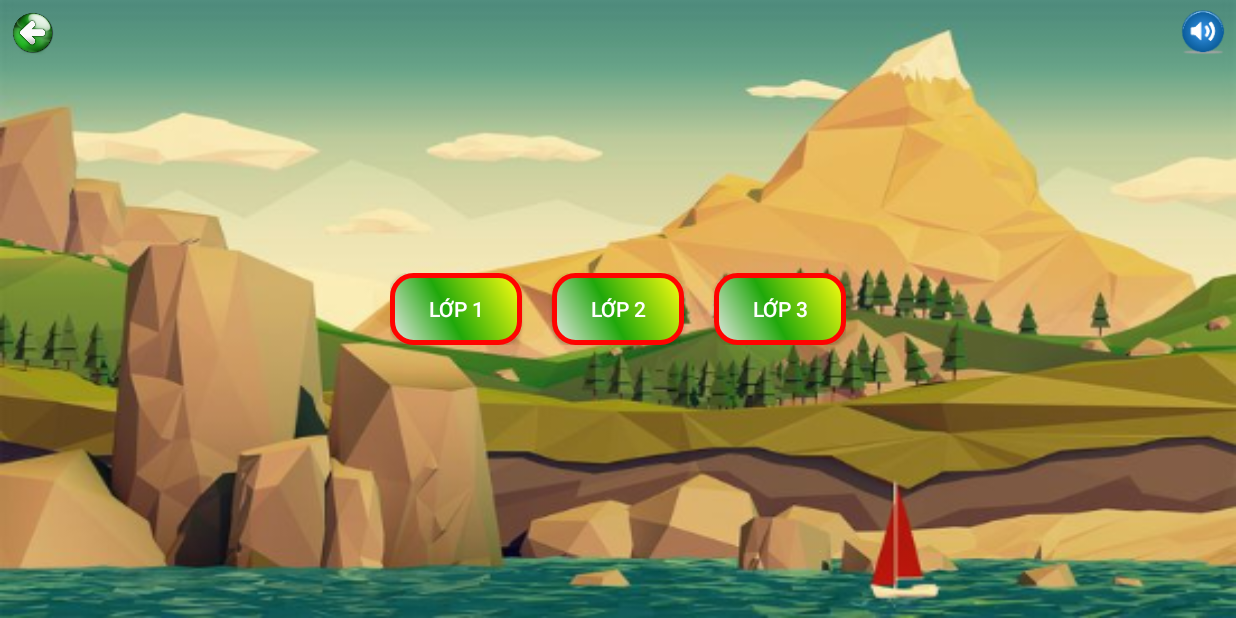
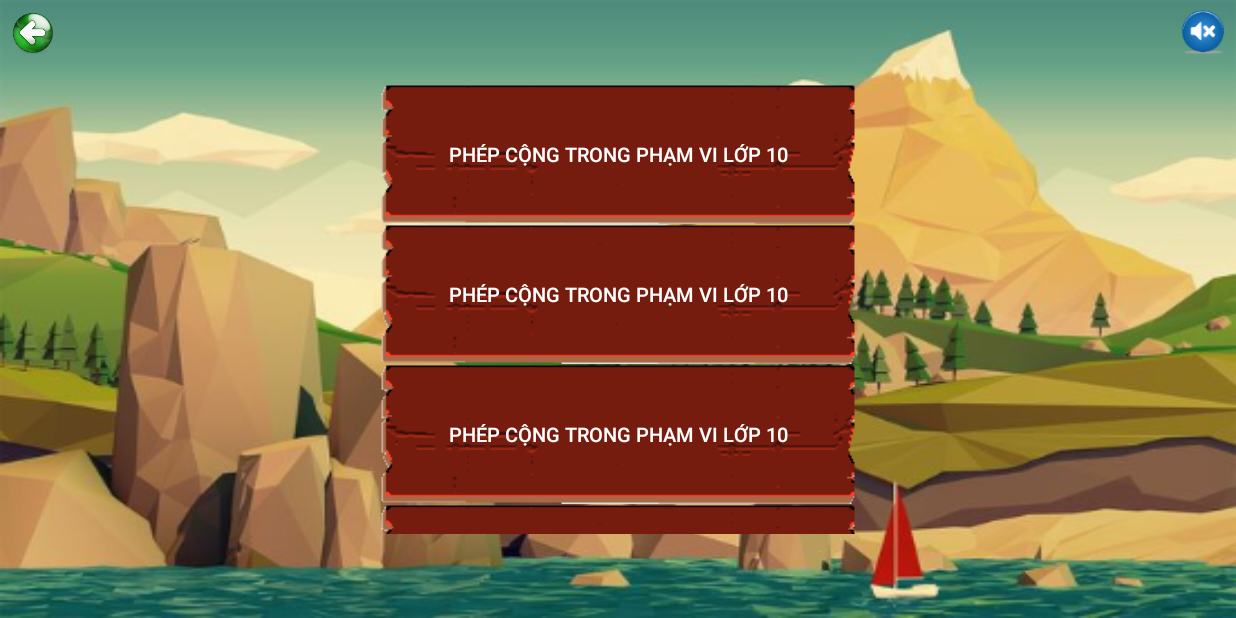
Before and after one commit to takama123/DoAnTN-Android, an Android app: the SelectClassActivity screen opened directly, with no data from a screen before it, after a tap on "LỚP 1", on a phone screen of 824 x 412 dp (held sideways). Run offline under Robolectric (Android 15) with nearby library versions, the phone set to English and light mode, and no system bars.

Commit message:
Merge remote-tracking branch 'origin/master'
# Conflicts:
#	a.txt

```diff
--- a/DoAnTN/app/build.gradle
+++ b/DoAnTN/app/build.gradle
@@ -28,5 +28,6 @@ dependencies {
     compile 'pl.droidsonroids.gif:android-gif-drawable:1.2.6'
     compile 'com.android.support:support-v4:25.1.1'
     compile 'com.android.support:recyclerview-v7:25.1.1'
+    compile 'com.android.support:design:25.1.1'
     testCompile 'junit:junit:4.12'
 }
--- /dev/null
+++ b/DoAnTN/app/src/main/java/com/example/computer/doantn/GameLevelAdapter.java
@@ -0,0 +1,76 @@
+package com.example.computer.doantn;
+
+import android.content.Context;
+import android.content.Intent;
+import android.support.v7.widget.RecyclerView;
+import android.view.LayoutInflater;
+import android.view.View;
+import android.view.ViewGroup;
+import android.widget.Button;
+
+import com.example.computer.doantn.bean.GameLevelBean;
+
+import java.util.ArrayList;
+
+/**
+ * Created by Computer on 5/1/2017.
+ */
+
+public class GameLevelAdapter extends RecyclerView.Adapter<GameLevelAdapter.GameLevelViewHolder>{
+
+    private ArrayList<GameLevelBean> mListData;
+    private Context mContext;
+    private LayoutInflater mLayoutInflater;
+    private CallBack callBack;
+
+    public GameLevelAdapter(Context context, ArrayList<GameLevelBean> listData){
+        this.mContext = context;
+        this.mListData = listData;
+        this.mLayoutInflater = LayoutInflater.from(context);
+
+    }
+
+    public void setCallBack(CallBack callBack) {
+        this.callBack = callBack;
+    }
+
+    @Override
+    public GameLevelViewHolder onCreateViewHolder(ViewGroup parent, int viewType) {
+        View itemView = mLayoutInflater.inflate(R.layout.item_list_level, parent, false);
+        return new GameLevelViewHolder(itemView);
+    }
+
+    @Override
+    public void onBindViewHolder(GameLevelViewHolder holder, int position) {
+        GameLevelBean gameLevel = mListData.get(position);
+
+        holder.mButton.setText(gameLevel.getLevel_name());
+
+    }
+
+    @Override
+    public int getItemCount() {
+        return mListData.size();
+    }
+
+    class GameLevelViewHolder extends RecyclerView.ViewHolder{
+
+        private Button mButton;
+
+        public GameLevelViewHolder(View itemView) {
+            super(itemView);
+            mButton = (Button) itemView.findViewById(R.id.imgBtnItemListLevel);
+
+            mButton.setOnClickListener(new View.OnClickListener() {
+                @Override
+                public void onClick(View v) {
+                    callBack.onItemClick(getLayoutPosition());
+                }
+            });
+        }
+    }
+
+    interface CallBack{
+        void onItemClick(int position);
+    }
+}
--- a/DoAnTN/app/src/main/java/com/example/computer/doantn/SelectClassActivity.java
+++ b/DoAnTN/app/src/main/java/com/example/computer/doantn/SelectClassActivity.java
@@ -1,13 +1,18 @@
 package com.example.computer.doantn;
 
 import android.content.ClipData;
+import android.content.Context;
+import android.content.Intent;
 import android.graphics.Rect;
+import android.media.MediaPlayer;
 import android.os.Bundle;
 import android.support.v7.app.AppCompatActivity;
 import android.util.Log;
 import android.view.MotionEvent;
 import android.view.View;
 import android.view.ViewGroup;
+import android.view.Window;
+import android.view.WindowManager;
 import android.widget.Button;
 import android.widget.ImageView;
 import android.widget.RelativeLayout;
@@ -21,11 +26,19 @@ public class SelectClassActivity extends AppCompatActivity implements View.OnCli
     private Button btnLop2;
     private Button btnLop3;
     private ImageView btnBack;
-    private ImageView btnSound;
+    private Button btnSound;
+
+    MediaPlayer mp = null;
 
     @Override
     protected void onCreate(Bundle savedInstanceState) {
         super.onCreate(savedInstanceState);
+
+        // remove title
+        requestWindowFeature(Window.FEATURE_NO_TITLE);
+        getWindow().setFlags(WindowManager.LayoutParams.FLAG_FULLSCREEN,
+                WindowManager.LayoutParams.FLAG_FULLSCREEN);
+        //end remove title
         setContentView(R.layout.chon_lop);
 
         setWidgets();
@@ -33,7 +46,7 @@ public class SelectClassActivity extends AppCompatActivity implements View.OnCli
 
     private void setWidgets() {
         btnBack = (ImageView) findViewById(R.id.btnBack);
-        btnSound = (ImageView) findViewById(R.id.btnBack);
+        btnSound =(Button) findViewById(R.id.btnSound);
         btnLop1 = (Button) findViewById(R.id.btnLop1);
         btnLop2 = (Button) findViewById(R.id.btnLop2);
         btnLop3 = (Button) findViewById(R.id.btnLop3);
@@ -48,24 +61,49 @@ public class SelectClassActivity extends AppCompatActivity implements View.OnCli
     @Override
     public void onClick(View v) {
         int idView = v.getId();
+        Intent itent = new Intent(SelectClassActivity.this, SelectLevelGameActivity.class);
         switch (idView){
             case R.id.btnBack:
-
-                Log.d("click:","btnBack");
+                finish();
                 break;
             case R.id.btnSound:
+                changeStatusVolume(btnSound);
                 Log.d("click:","btnSound");
                 break;
             case R.id.btnLop1:
-                Log.d("click:","btnLop1");
+                itent.putExtra("class","lơp1");
+                startActivity(itent);
                 break;
             case R.id.btnLop2:
-                Log.d("click:","btnLop2");
+                itent.putExtra("class","lơp1");
+                startActivity(itent);
                 break;
             case R.id.btnLop3:
-                Log.d("click:","btnLop3");
+                itent.putExtra("class","lơp1");
+                startActivity(itent);
                 break;
 
         }
     }
+
+    private void changeStatusVolume(Button view) {
+        if (view.getText().equals("On")) {
+            // open volume
+            mp.setVolume(1, 1);
+            view.setBackgroundResource(R.mipmap.sound_on_icon);
+            view.setText("Off");
+        } else {
+            if (view.getText().equals("Off")) {
+                //mute volume
+                mp.setVolume(0, 0);
+                view.setBackgroundResource(R.mipmap.sound_off_icon);
+                view.setText("On");
+            }
+        }
+    }
+    private void playMusic(int idMusic) {
+        mp = MediaPlayer.create(this, idMusic);
+        // mp.start();
+        mp.setVolume(1, 1);
+    }
 }
--- /dev/null
+++ b/DoAnTN/app/src/main/java/com/example/computer/doantn/SelectLevelGameActivity.java
@@ -0,0 +1,123 @@
+package com.example.computer.doantn;
+
+import android.content.Context;
+import android.content.Intent;
+import android.os.Bundle;
+import android.os.Parcelable;
+import android.support.annotation.Nullable;
+import android.support.v7.app.AppCompatActivity;
+import android.support.v7.widget.LinearLayoutManager;
+import android.support.v7.widget.RecyclerView;
+import android.util.Log;
+import android.view.View;
+import android.view.Window;
+import android.view.WindowManager;
+import android.widget.Button;
+import android.widget.ImageButton;
+import android.widget.ImageView;
+import android.widget.LinearLayout;
+
+import com.example.computer.doantn.bean.GameLevelBean;
+
+import java.util.ArrayList;
+
+/**
+ * Created by Computer on 5/1/2017.
+ */
+
+public class SelectLevelGameActivity extends AppCompatActivity implements View.OnClickListener, GameLevelAdapter.CallBack{
+
+    Button btnSound;
+    ImageButton btnBack;
+    RecyclerView recViewListLevel;
+    ArrayList<GameLevelBean> listLevel;
+    GameLevelAdapter gameLevelAdapter;
+
+    @Override
+    protected void onCreate(@Nullable Bundle savedInstanceState) {
+        super.onCreate(savedInstanceState);
+
+        // remove title
+        requestWindowFeature(Window.FEATURE_NO_TITLE);
+        getWindow().setFlags(WindowManager.LayoutParams.FLAG_FULLSCREEN,
+                WindowManager.LayoutParams.FLAG_FULLSCREEN);
+        // end remove title
+        setContentView(R.layout.list_level_lop);
+
+        setWidgets(this);
+    }
+
+    private void setWidgets(Context context) {
+        btnBack = (ImageButton) findViewById(R.id.btnBack);
+        btnSound =(Button) findViewById(R.id.btnSound);
+        recViewListLevel = (RecyclerView) findViewById(R.id.recViewListLevel);
+
+        // get name of class
+        String nameClass = getNameClass(getIntent());
+
+        //get list level of class
+        this.listLevel = getLevelClass(nameClass);
+
+        //set listView
+        setListLevelClass();
+    }
+
+    private void setListLevelClass() {
+        Log.d("Lop:","" +this.listLevel.size());
+        gameLevelAdapter = new GameLevelAdapter(this,this.listLevel);
+        recViewListLevel.setAdapter(gameLevelAdapter);
+        gameLevelAdapter.setCallBack(this);
+
+        LinearLayoutManager linearLayoutManager = new LinearLayoutManager(this, LinearLayoutManager.VERTICAL, false);
+        recViewListLevel.setLayoutManager(linearLayoutManager);
+    }
+
+    private String getNameClass(Intent intent) {
+        return intent.getStringExtra("class");
+
+    }
+
+    private ArrayList<GameLevelBean> getLevelClass(String nameClass){
+        ArrayList<GameLevelBean> listLevelOfClass = new ArrayList<>();
+        switch (nameClass){
+            case "lop1":
+                listLevelOfClass = readFile("lop1");
+                break;
+            case "lop2":
+                listLevelOfClass = readFile("lop1");
+                break;
+            case "lop3":
+                listLevelOfClass = readFile("lop1");
+                break;
+            default:
+                listLevelOfClass = readFile("lop1");
+                break;
+        }
+
+        return listLevelOfClass;
+    }
+
+    private ArrayList<GameLevelBean> readFile(String lop1) {
+        ArrayList<GameLevelBean> listLevelOfClass = new ArrayList<>();
+        listLevelOfClass.add(new GameLevelBean("lop1", 1, "phép cộng trong phạm vi lớp 10"));
+        listLevelOfClass.add(new GameLevelBean("lop1", 1, "phép cộng trong phạm vi lớp 10"));
+        listLevelOfClass.add(new GameLevelBean("lop1", 1, "phép cộng trong phạm vi lớp 10"));
+        listLevelOfClass.add(new GameLevelBean("lop1", 1, "phép cộng trong phạm vi lớp 10"));
+        listLevelOfClass.add(new GameLevelBean("lop1", 1, "phép cộng trong phạm vi lớp 10"));
+        listLevelOfClass.add(new GameLevelBean("lop1", 1, "phép cộng trong phạm vi lớp 10"));
+        return listLevelOfClass;
+    }
+
+    @Override
+    public void onItemClick(int position) {
+        GameLevelBean gameLevel = listLevel.get(position);
+        Intent itent = new Intent(this, GameMainActivity.class);
+        itent.putExtra("itemLevel", gameLevel);
+        startActivity(itent);
+    }
+
+    @Override
+    public void onClick(View v) {
+
+    }
+}
--- a/DoAnTN/app/src/main/res/layout/chon_lop.xml
+++ b/DoAnTN/app/src/main/res/layout/chon_lop.xml
@@ -35,10 +35,9 @@
             android:background="@drawable/button_main"
             />
     </RelativeLayout>
-    <ImageButton
+    <Button
         android:id="@+id/btnSound"
-        android:src="@mipmap/sound_on_icon"
-        android:background="@null"
+        android:background="@mipmap/sound_off_icon"
         android:layout_alignParentRight="true"
         android:layout_alignParentTop="true"
         android:layout_marginTop="10px"
@@ -46,6 +45,8 @@
         android:layout_width = "30dp"
         android:layout_height= "30dp"
         android:scaleType="fitXY"
+        android:text="On"
+        android:textSize="0sp"
         />
     <ImageButton
         android:id="@+id/btnBack"
--- a/DoAnTN/app/src/main/res/layout/item_list_level.xml
+++ b/DoAnTN/app/src/main/res/layout/item_list_level.xml
@@ -1,14 +1,16 @@
 <?xml version="1.0" encoding="utf-8"?>
 <RelativeLayout xmlns:android="http://schemas.android.com/apk/res/android"
-    android:orientation="vertical" android:layout_width="match_parent"
-    android:layout_height="match_parent">
+    android:orientation="vertical" android:layout_width="wrap_content"
+    android:layout_height="wrap_content">
     <Button
         android:id="@+id/imgBtnItemListLevel"
-        android:layout_width="match_parent"
+        android:layout_width="wrap_content"
         android:layout_height="wrap_content"
         android:background="@drawable/levelbackground"
         android:layout_gravity="center"
-        android:textSize="30dp"
+        android:textSize="13dp"
+        android:paddingLeft="10px"
+        android:paddingRight="10px"
         android:textColor="#FFFFFF"
         android:text="level 1"
         />
--- a/DoAnTN/app/src/main/res/layout/list_level_lop_1.xml
+++ b/DoAnTN/app/src/main/res/layout/list_level_lop.xml
@@ -7,21 +7,17 @@
     <RelativeLayout
         android:layout_centerInParent="true"
         android:layout_width="wrap_content"
-        android:layout_height="wrap_content">
-        <Button
-            android:id="@+id/btnLevel1"
-            android:layout_width="300dp"
-            android:layout_height="wrap_content"
-            android:text="Phép cộng trong phạm vi 10"
-            android:background="@drawable/levelbackground"
-            android:layout_marginRight="30px"
-            />
+        android:layout_height="300dp">
+        <android.support.v7.widget.RecyclerView
+            android:id="@+id/recViewListLevel"
+            android:layout_width="wrap_content"
+            android:layout_height="wrap_content">
+        </android.support.v7.widget.RecyclerView>
 
     </RelativeLayout>
-    <ImageButton
+    <Button
         android:id="@+id/btnSound"
-        android:src="@mipmap/sound_on_icon"
-        android:background="@null"
+        android:background="@mipmap/sound_off_icon"
         android:layout_alignParentRight="true"
         android:layout_alignParentTop="true"
         android:layout_marginTop="10px"
@@ -29,6 +25,8 @@
         android:layout_width = "30dp"
         android:layout_height= "30dp"
         android:scaleType="fitXY"
+        android:text="On"
+        android:textSize="0sp"
         />
     <ImageButton
         android:id="@+id/btnBack"
@@ -36,10 +34,10 @@
         android:background="@null"
         android:layout_alignParentLeft="true"
         android:layout_alignParentTop="true"
-        android:layout_marginTop="30px"
-        android:layout_marginLeft="30px"
-        android:layout_width = "60dp"
-        android:layout_height= "60dp"
+        android:layout_marginTop="10px"
+        android:layout_marginLeft="10px"
+        android:layout_width = "30dp"
+        android:layout_height= "30dp"
         android:scaleType="fitXY"
         />
 </RelativeLayout>
--- /dev/null
+++ b/DoAnTN/app/src/main/res/values-v21/styles.xml
@@ -0,0 +1 @@
+<resources></resources>
--- a/DoAnTN/app/src/main/res/values/dimens.xml
+++ b/DoAnTN/app/src/main/res/values/dimens.xml
@@ -2,4 +2,5 @@
     <!-- Default screen margins, per the Android Design guidelines. -->
     <dimen name="activity_horizontal_margin">16dp</dimen>
     <dimen name="activity_vertical_margin">16dp</dimen>
+    <dimen name="fab_margin">16dp</dimen>
 </resources>
--- a/DoAnTN/app/src/main/res/values/strings.xml
+++ b/DoAnTN/app/src/main/res/values/strings.xml
@@ -3,4 +3,5 @@
 
     <!-- TODO: Remove or change this placeholder text -->
     <string name="hello_blank_fragment">Hello blank fragment</string>
+    <string name="title_activity_game_level">GameLevelActivity</string>
 </resources>
--- a/DoAnTN/app/src/main/res/values/styles.xml
+++ b/DoAnTN/app/src/main/res/values/styles.xml
@@ -8,4 +8,8 @@
         <item name="colorAccent">@color/colorAccent</item>
     </style>
 
+    <style name="AppBarOverlay" parent="ThemeOverlay.AppCompat.Dark.ActionBar" />
+
+    <style name="PopupOverlay" parent="ThemeOverlay.AppCompat.Light" />
+
 </resources>
```
Also changed, not shown: DoAnTN/app/src/main/AndroidManifest.xml (+14 -9 lines), DoAnTN/app/src/main/java/com/example/computer/doantn/GameLevelActivity.java (added, +19 -0 lines), DoAnTN/app/src/main/java/com/example/computer/doantn/MainActivity.java (+16 -10 lines), DoAnTN/app/src/main/java/com/example/computer/doantn/bean/GameLevelBean.java (added, +77 -0 lines).
